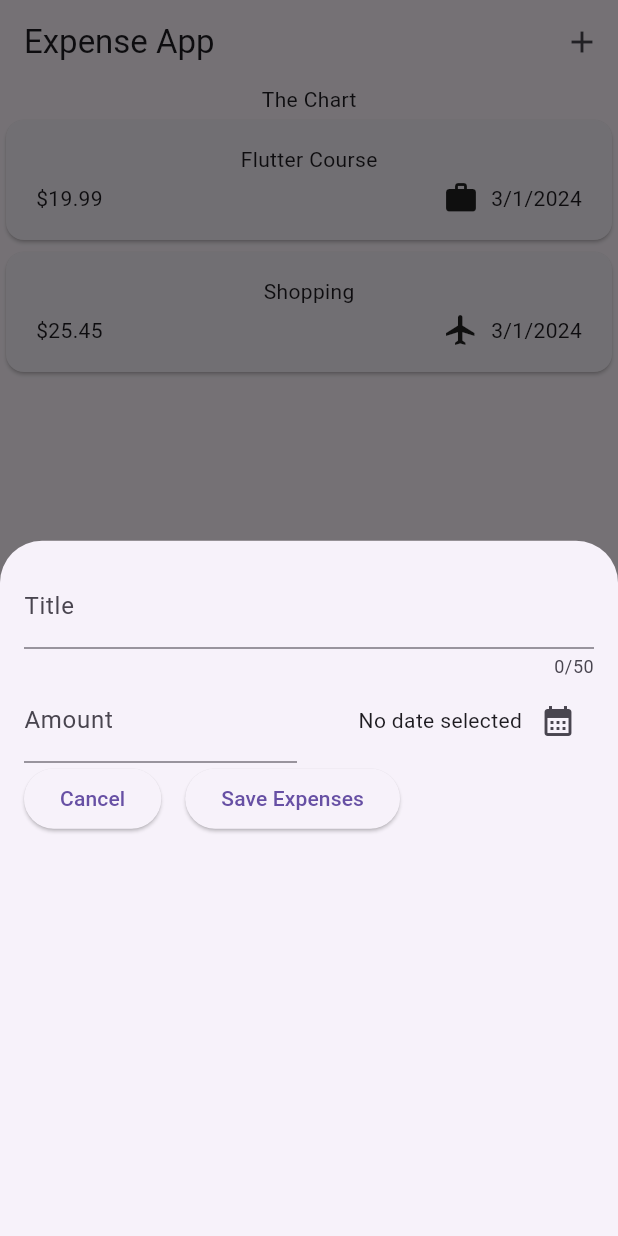
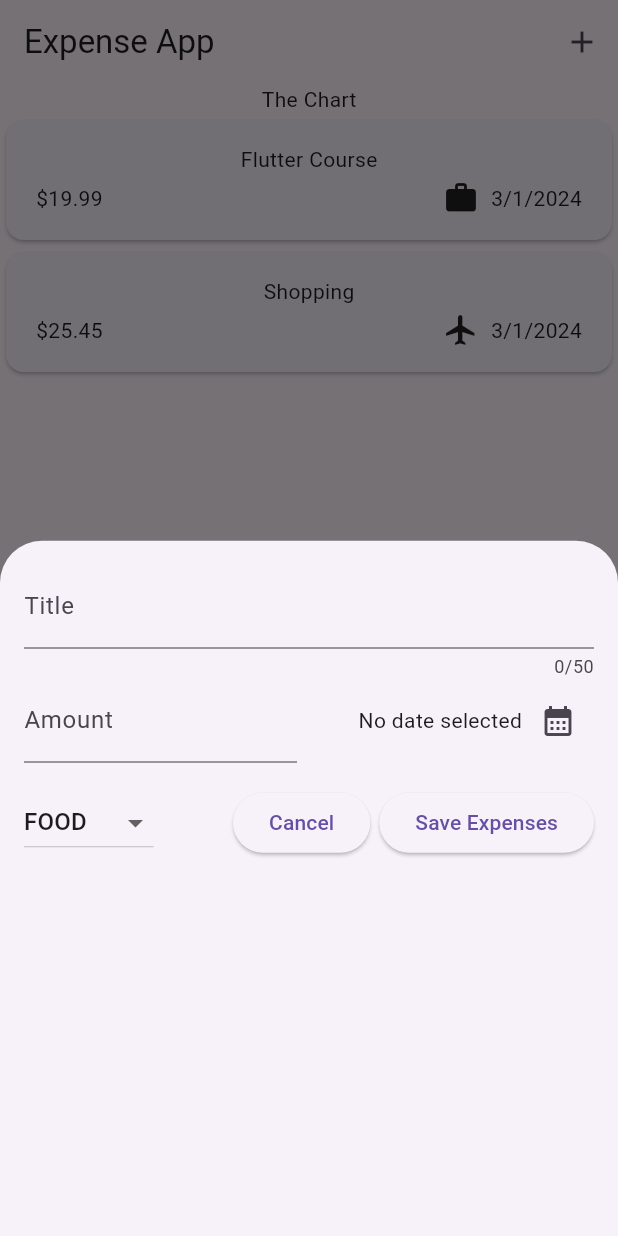
Before and after one commit to shossain786/expanse_tracker, a Flutter app: the screen it shows after launch, after a tap on the "add" icon, on a phone screen of 412 x 824 dp. Run offline on Flutter 3.47's test engine with Material 3 defaults, Android fonts, the phone set to English and light mode, and no system bars.

Commit message:
SCRIPT UPDATED

```diff
--- a/lib/main.dart
+++ b/lib/main.dart
@@ -5,7 +5,7 @@ void main() {
   runApp(
     MaterialApp(
       theme: ThemeData(useMaterial3: true),
-      home: const Expenses(),
+      home: const Expense(),
     ),
   );
 }
--- a/lib/widgets/expenses.dart
+++ b/lib/widgets/expenses.dart
@@ -3,14 +3,14 @@ import 'package:expanse_tracker/models/expanse.dart';
 import 'package:expanse_tracker/widgets/new_expense.dart';
 import 'package:flutter/material.dart';
 
-class Expenses extends StatefulWidget {
-  const Expenses({super.key});
+class Expense extends StatefulWidget {
+  const Expense({super.key});
 
   @override
-  State<Expenses> createState() => _ExpensesState();
+  State<Expense> createState() => _ExpensesState();
 }
 
-class _ExpensesState extends State<Expenses> {
+class _ExpensesState extends State<Expense> {
   final List<Expanse> _registeredExpanses = [
     Expanse(
       title: 'Flutter Course',
@@ -29,8 +29,14 @@ class _ExpensesState extends State<Expenses> {
   void _openAddExpenseOverlay() {
     showModalBottomSheet(
       context: context,
-      builder: (ctx) => const NewExpense(),
+      builder: (ctx) => NewExpense(onAddExpense: addExpense),
     );
+  }
+
+  void addExpense(Expanse expense) {
+    setState(() {
+      _registeredExpanses.add(expense);
+    });
   }
 
   @override
--- a/lib/widgets/new_expense.dart
+++ b/lib/widgets/new_expense.dart
@@ -1,8 +1,11 @@
 import 'package:expanse_tracker/models/expanse.dart';
+import 'package:expanse_tracker/widgets/expenses.dart';
 import 'package:flutter/material.dart';
 
 class NewExpense extends StatefulWidget {
-  const NewExpense({super.key});
+  const NewExpense({super.key, required this.onAddExpense});
+
+  final void Function(Expanse expenses) onAddExpense;
 
   @override
   State<NewExpense> createState() => _NewExpenseState();
@@ -17,6 +20,7 @@ class _NewExpenseState extends State<NewExpense> {
   final _titleController = TextEditingController();
   final _expenseController = TextEditingController();
   DateTime? _selectedDateTime;
+  Categories _categorySelected = Categories.food;
 
   void _presentDatePicker() async {
     final now = DateTime.now();
@@ -37,6 +41,49 @@ class _NewExpenseState extends State<NewExpense> {
     _titleController.dispose();
     _expenseController.dispose();
     super.dispose();
+  }
+
+  void _submitExpenseData() {
+    // final enteredAmount = double.parse(_expenseController.toString());
+    final enteredAmount = double.tryParse(_expenseController.text);
+    bool invalidAmount = false;
+    if (enteredAmount != null) {
+      invalidAmount = enteredAmount <= 0;
+    }
+
+    if (_titleController.text.trim().isEmpty ||
+        enteredAmount == null ||
+        invalidAmount ||
+        _selectedDateTime == null) {
+      showDialog(
+        context: context,
+        builder: (ctx) => AlertDialog(
+          title: const Text('Invlid Input!'),
+          content: const Text(
+            'Please make sure to enter valid data in title, amount and date fields.',
+          ),
+          actions: [
+            TextButton(
+              onPressed: () {
+                Navigator.pop(ctx);
+              },
+              child: const Text('OK'),
+            ),
+          ],
+        ),
+      );
+      return;
+    }
+
+    widget.onAddExpense(
+      Expanse(
+        amount: double.parse(_expenseController.text),
+        category: _categorySelected,
+        date: _selectedDateTime!,
+        title: _titleController.text,
+      ),
+    );
+    Navigator.pop(context);
   }
 
   @override
@@ -85,17 +132,39 @@ class _NewExpenseState extends State<NewExpense> {
               ),
             ],
           ),
+          const SizedBox(height: 16),
           Row(
             children: [
+              DropdownButton(
+                value: _categorySelected,
+                items: Categories.values
+                    .map(
+                      (item) => DropdownMenuItem(
+                        value: item,
+                        child: Text(
+                          item.name.toUpperCase(),
+                        ),
+                      ),
+                    )
+                    .toList(),
+                onChanged: (value) {
+                  // debugPrint(value.toString());
+                  if (value == null) return;
+                  setState(() {
+                    _categorySelected = value;
+                  });
+                },
+              ),
+              const Spacer(),
               ElevatedButton(
                 onPressed: () {
                   Navigator.pop(context);
                 },
                 child: const Text('Cancel'),
               ),
-              const SizedBox(width: 16),
+              const SizedBox(width: 6),
               ElevatedButton(
-                onPressed: () {},
+                onPressed: _submitExpenseData,
                 child: const Text('Save Expenses'),
               ),
             ],
```
